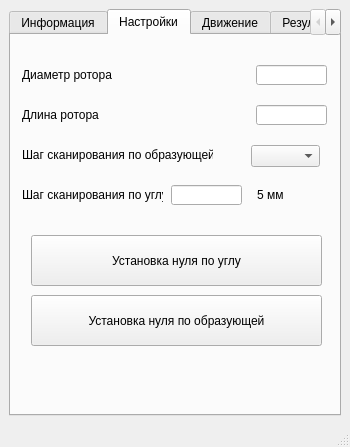
Old version of the form rotor_ui.ui in the repository BuslaySt/Rotor.
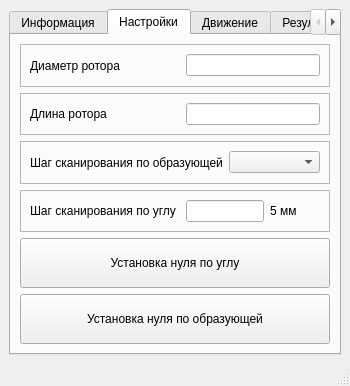
New version of the form. The open tabs and pages were chosen to show the change. Icons and pictures are not drawn.

```diff
--- a/rotor_ui.ui
+++ b/rotor_ui.ui
@@ -7,7 +7,7 @@
     <x>0</x>
     <y>0</y>
     <width>350</width>
-    <height>447</height>
+    <height>379</height>
    </rect>
   </property>
   <property name="windowTitle">
@@ -182,97 +182,81 @@
        <attribute name="title">
         <string>Настройки</string>
        </attribute>
+       <layout class="QVBoxLayout" name="verticalLayout_2">
+        <item>
+         <widget class="QFrame" name="tab2_frame1">
+          <property name="frameShape">
+           <enum>QFrame::StyledPanel</enum>
+          </property>
+          <property name="frameShadow">
+           <enum>QFrame::Raised</enum>
+          </property>
+          <layout class="QHBoxLayout" name="horizontalLayout_7">
+           <item>
        <widget class="QLabel" name="tab2_lbl1_RotorDiam">
-        <property name="geometry">
-         <rect>
-          <x>11</x>
-          <y>17</y>
-          <width>201</width>
-          <height>46</height>
-         </rect>
+             <property name="minimumSize">
+              <size>
+               <width>150</width>
+               <height>0</height>
+              </size>
         </property>
         <property name="text">
          <string>Диаметр ротора</string>
         </property>
        </widget>
-       <widget class="QLineEdit" name="tab2_lEd1_RotorDiam">
-        <property name="geometry">
-         <rect>
-          <x>245</x>
-          <y>30</y>
-          <width>71</width>
-          <height>20</height>
-         </rect>
-        </property>
-       </widget>
+           </item>
+           <item>
+            <widget class="QLineEdit" name="tab2_lEd1_RotorDiam"/>
+           </item>
+          </layout>
+         </widget>
+        </item>
+        <item>
+         <widget class="QFrame" name="tab2_frame2">
+          <property name="frameShape">
+           <enum>QFrame::StyledPanel</enum>
+          </property>
+          <property name="frameShadow">
+           <enum>QFrame::Raised</enum>
+          </property>
+          <layout class="QHBoxLayout" name="horizontalLayout_8">
+           <item>
        <widget class="QLabel" name="tab2_lbl2_RotorLen">
-        <property name="geometry">
-         <rect>
-          <x>11</x>
-          <y>57</y>
-          <width>231</width>
-          <height>46</height>
-         </rect>
+             <property name="minimumSize">
+              <size>
+               <width>150</width>
+               <height>0</height>
+              </size>
         </property>
         <property name="text">
          <string>Длина ротора</string>
         </property>
        </widget>
-       <widget class="QLineEdit" name="tab2_lEd2_RotorLen">
-        <property name="geometry">
-         <rect>
-          <x>245</x>
-          <y>70</y>
-          <width>71</width>
-          <height>20</height>
-         </rect>
-        </property>
-       </widget>
+           </item>
+           <item>
+            <widget class="QLineEdit" name="tab2_lEd2_RotorLen"/>
+           </item>
+          </layout>
+         </widget>
+        </item>
+        <item>
+         <widget class="QFrame" name="tab2_frame3">
+          <property name="frameShape">
+           <enum>QFrame::StyledPanel</enum>
+          </property>
+          <property name="frameShadow">
+           <enum>QFrame::Raised</enum>
+          </property>
+          <layout class="QHBoxLayout" name="horizontalLayout_9">
+           <item>
        <widget class="QLabel" name="tab2_lbl3_ScanStepGeneratrix">
-        <property name="geometry">
-         <rect>
-          <x>11</x>
-          <y>97</y>
-          <width>191</width>
-          <height>46</height>
-         </rect>
-        </property>
         <property name="text">
          <string>Шаг сканирования по образующей</string>
         </property>
        </widget>
-       <widget class="QLabel" name="tab2_lbl4_ScanStepAngle">
-        <property name="geometry">
-         <rect>
-          <x>11</x>
-          <y>137</y>
-          <width>141</width>
-          <height>46</height>
-         </rect>
-        </property>
-        <property name="text">
-         <string>Шаг сканирования по углу</string>
-        </property>
-       </widget>
-       <widget class="QLineEdit" name="tab2_lEd3_ScanStepAngle">
-        <property name="geometry">
-         <rect>
-          <x>160</x>
-          <y>150</y>
-          <width>71</width>
-          <height>20</height>
-         </rect>
-        </property>
-       </widget>
+           </item>
+           <item>
        <widget class="QComboBox" name="tab2_cBox_ScanStepGeneratrix">
-        <property name="geometry">
-         <rect>
-          <x>240</x>
-          <y>110</y>
-          <width>69</width>
-          <height>22</height>
-         </rect>
-        </property>
         <property name="currentText">
          <string notr="true"/>
         </property>
@@ -280,14 +264,42 @@
          <number>3</number>
         </property>
        </widget>
+           </item>
+          </layout>
+         </widget>
+        </item>
+        <item>
+         <widget class="QFrame" name="tab2_frame4">
+          <property name="frameShape">
+           <enum>QFrame::StyledPanel</enum>
+          </property>
+          <property name="frameShadow">
+           <enum>QFrame::Raised</enum>
+          </property>
+          <layout class="QHBoxLayout" name="horizontalLayout_10">
+           <item>
+            <widget class="QLabel" name="tab2_lbl4_ScanStepAngle">
+             <property name="minimumSize">
+              <size>
+               <width>150</width>
+               <height>0</height>
+              </size>
+             </property>
+             <property name="text">
+              <string>Шаг сканирования по углу</string>
+             </property>
+            </widget>
+           </item>
+           <item>
+            <widget class="QLineEdit" name="tab2_lEd3_ScanStepAngle"/>
+           </item>
+           <item>
        <widget class="QLabel" name="tab2_lbl5_ScanStepMM">
-        <property name="geometry">
-         <rect>
-          <x>246</x>
-          <y>150</y>
-          <width>61</width>
-          <height>20</height>
-         </rect>
+             <property name="minimumSize">
+              <size>
+               <width>50</width>
+               <height>0</height>
+              </size>
         </property>
         <property name="text">
          <string>5 мм</string>
@@ -296,32 +308,37 @@
          <set>Qt::AlignLeading|Qt::AlignLeft|Qt::AlignVCenter</set>
         </property>
        </widget>
+           </item>
+          </layout>
+         </widget>
+        </item>
+        <item>
        <widget class="QPushButton" name="tab2_pBtn_ZeroSetupAngle">
-        <property name="geometry">
-         <rect>
-          <x>20</x>
-          <y>200</y>
-          <width>291</width>
-          <height>51</height>
-         </rect>
+          <property name="minimumSize">
+           <size>
+            <width>0</width>
+            <height>50</height>
+           </size>
         </property>
         <property name="text">
          <string>Установка нуля по углу</string>
         </property>
        </widget>
+        </item>
+        <item>
        <widget class="QPushButton" name="tab2_pBtn_ZeroSetupGeneratrix">
-        <property name="geometry">
-         <rect>
-          <x>20</x>
-          <y>260</y>
-          <width>291</width>
-          <height>51</height>
-         </rect>
+          <property name="minimumSize">
+           <size>
+            <width>0</width>
+            <height>50</height>
+           </size>
         </property>
         <property name="text">
          <string>Установка нуля по образующей</string>
         </property>
        </widget>
+        </item>
+       </layout>
       </widget>
       <widget class="QWidget" name="tab_3_move">
        <attribute name="title">
```
Left out of the diff: 36 changed lines with no effect on the pictures. Lines whose indentation alone changed are shown as unchanged.
